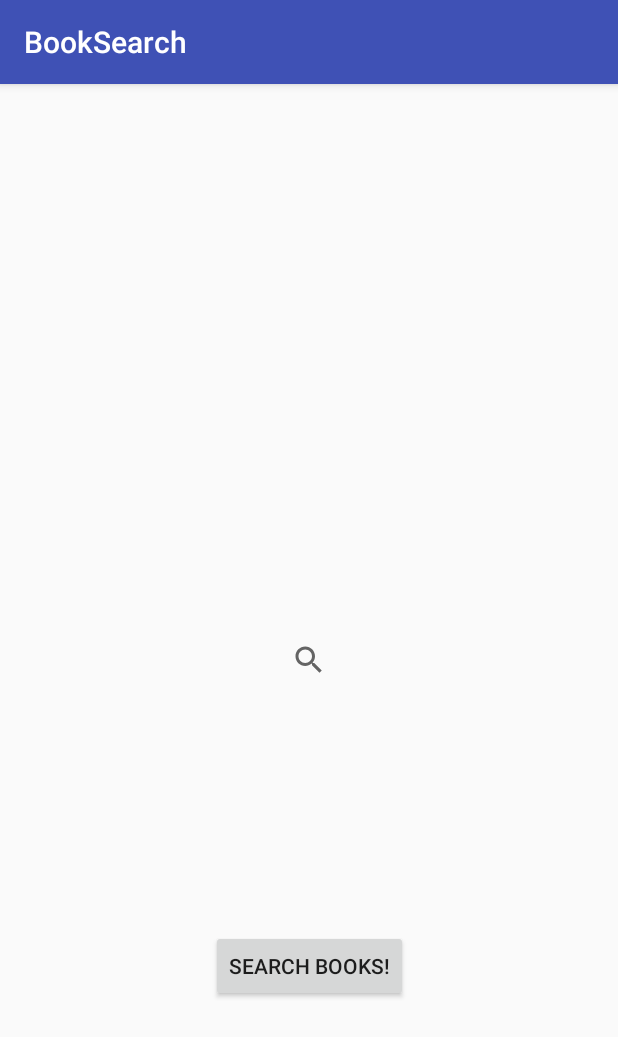
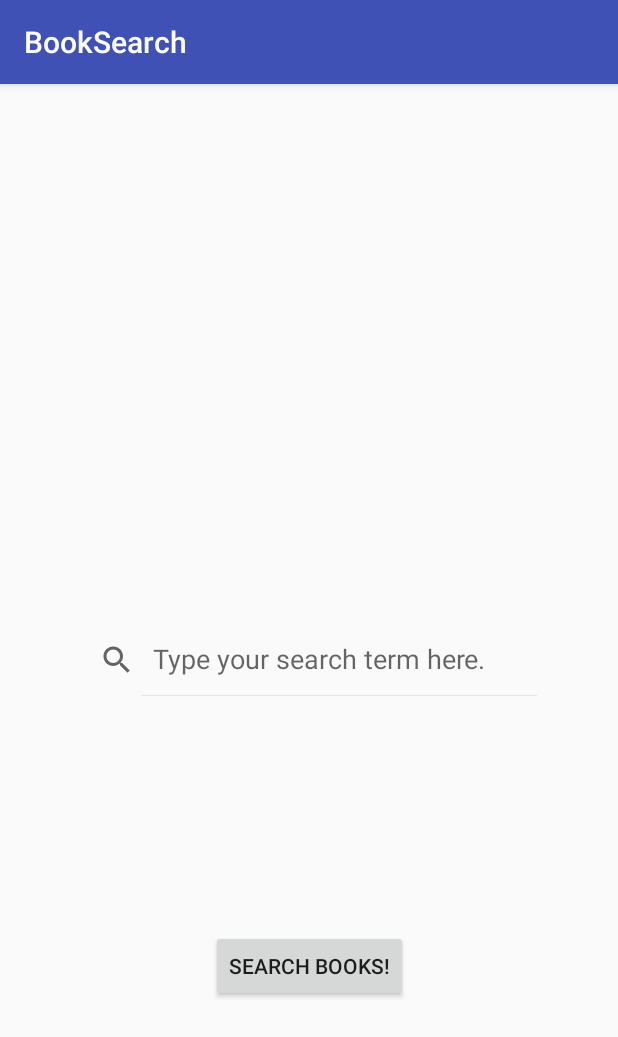
Before and after one commit to davidfabian/BookSearch, an Android app: the screen it shows after launch (MainActivity), on a phone screen of 412 x 824 dp. Shown: the top 1037 px of the screen. Run offline under Robolectric (Android 15) with nearby library versions, the phone set to English and light mode, and no system bars.

Commit message:
search button and search keyboard search icon both works with dummy data

```diff
--- a/app/src/main/java/com/example/d/booksearch/MainActivity.java
+++ b/app/src/main/java/com/example/d/booksearch/MainActivity.java
@@ -15,18 +15,41 @@ public class MainActivity extends AppCompatActivity {
         super.onCreate(savedInstanceState);
         setContentView(R.layout.activity_main);
 
-        SearchView searchView = (SearchView) findViewById(R.id.searchview_volume);
-        Button searchButton = (Button) findViewById(R.id.button_search);
+        final SearchView searchView = (SearchView) findViewById(R.id.searchview_volume);
+        final Button searchButton = (Button) findViewById(R.id.button_search);
+
+        searchView.setOnQueryTextListener(new SearchView.OnQueryTextListener() {
+
+            @Override
+            public boolean onQueryTextChange(String newText) {
+                //Log.e("onQueryTextChange", "called");
+                return false;
+            }
+
+            @Override
+            public boolean onQueryTextSubmit(String query) {
+
+                TextView dummyone = (TextView) findViewById(R.id.DummyTextView);
+                dummyone.setText(searchView.getQuery());
+                dummyone.setVisibility(View.VISIBLE);
+                // Do your task here
+
+                return false;
+            }
+
+        });
+
 
         searchButton.setOnClickListener(new View.OnClickListener() {
             @Override
             public void onClick(View view) {
                 //testing button onclick
                 TextView dummyone = (TextView) findViewById(R.id.DummyTextView);
+                dummyone.setText(searchView.getQuery());
                 dummyone.setVisibility(View.VISIBLE);
-
             }
         });
+    }
 
-    }
+
 }
--- a/app/src/main/res/layout/activity_main.xml
+++ b/app/src/main/res/layout/activity_main.xml
@@ -10,7 +10,8 @@
         android:id="@+id/searchview_volume"
         android:layout_width="wrap_content"
         android:layout_height="wrap_content"
-        app:defaultQueryHint="Search?"
+        app:defaultQueryHint="@string/search_hint"
+        app:iconifiedByDefault="false"
         app:layout_constraintBottom_toBottomOf="parent"
         app:layout_constraintLeft_toLeftOf="parent"
         app:layout_constraintRight_toRightOf="parent"
@@ -20,7 +21,7 @@
         android:id="@+id/button_search"
         android:layout_width="wrap_content"
         android:layout_height="wrap_content"
-        android:text="Search Books!"
+        android:text="@string/search_button"
         app:layout_constraintBottom_toBottomOf="parent"
         app:layout_constraintLeft_toLeftOf="parent"
         app:layout_constraintRight_toRightOf="parent"
@@ -30,6 +31,6 @@
         android:id="@+id/DummyTextView"
         android:layout_width="wrap_content"
         android:layout_height="wrap_content"
-        android:text="KLIK"
-        android:visibility="invisible" />
+        android:visibility="invisible"
+        tools:text="KLIKK" />
 </android.support.constraint.ConstraintLayout>
--- a/app/src/main/res/values/strings.xml
+++ b/app/src/main/res/values/strings.xml
@@ -1,3 +1,5 @@
 <resources>
     <string name="app_name">BookSearch</string>
+    <string name="search_button">Search Books!</string>
+    <string name="search_hint">Type your search term here.</string>
 </resources>
```
